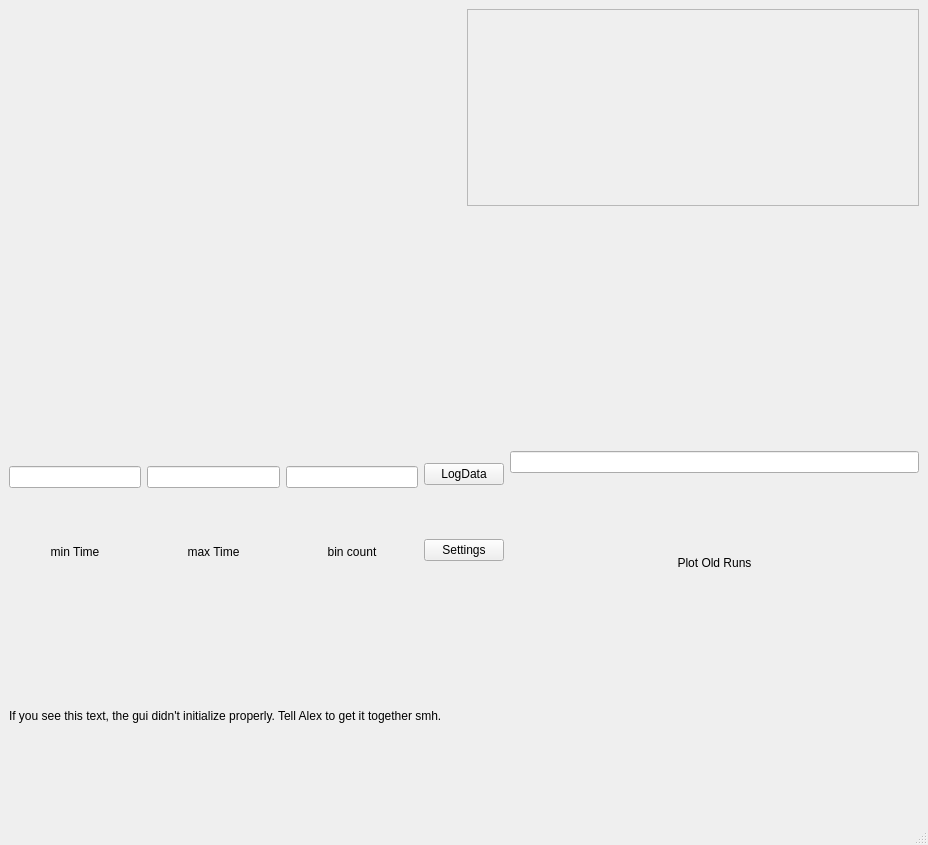
First picture: the form in TDC/TDCGUI_MultiWindow.ui, repository gmondee/BigGUI, before the edit.
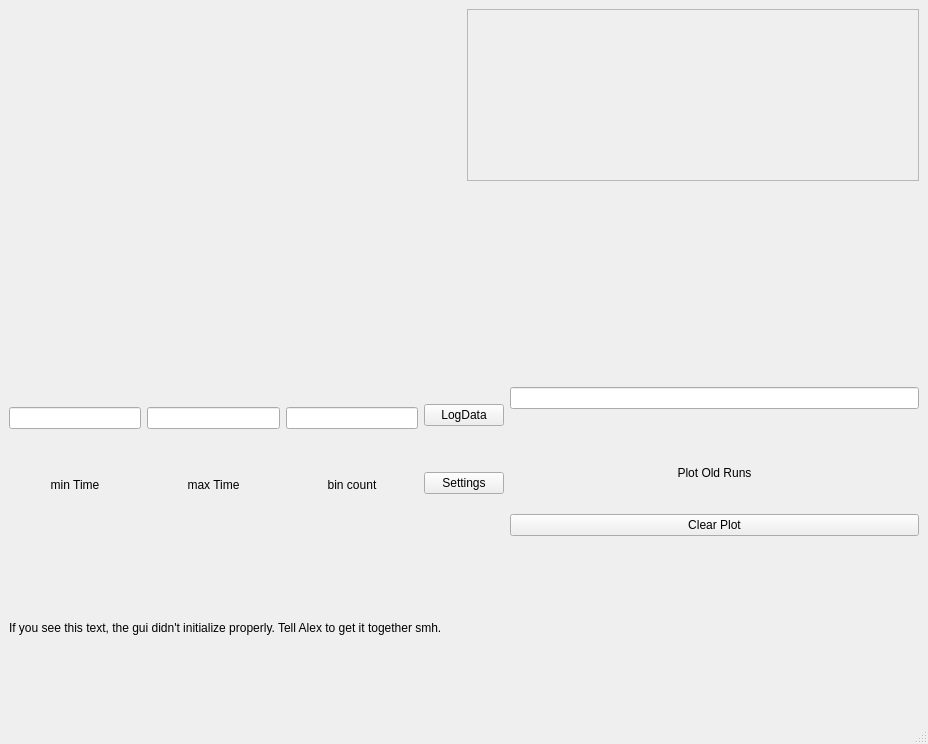
Second picture: the form after the edit. Custom widgets are drawn as their Qt base class.

Commit message: tdc add clear button

```diff
--- a/TDC/TDCGUI_MultiWindow.ui
+++ b/TDC/TDCGUI_MultiWindow.ui
@@ -7,7 +7,7 @@
     <x>0</x>
     <y>0</y>
     <width>928</width>
-    <height>845</height>
+    <height>744</height>
    </rect>
   </property>
   <property name="windowTitle">
@@ -160,6 +160,13 @@
           </property>
          </widget>
         </item>
+        <item>
+         <widget class="QPushButton" name="pushButtonClearTDCPlot">
+          <property name="text">
+           <string>Clear Plot</string>
+          </property>
+         </widget>
+        </item>
        </layout>
       </item>
      </layout>
```
The commit also changes 1 other file.
